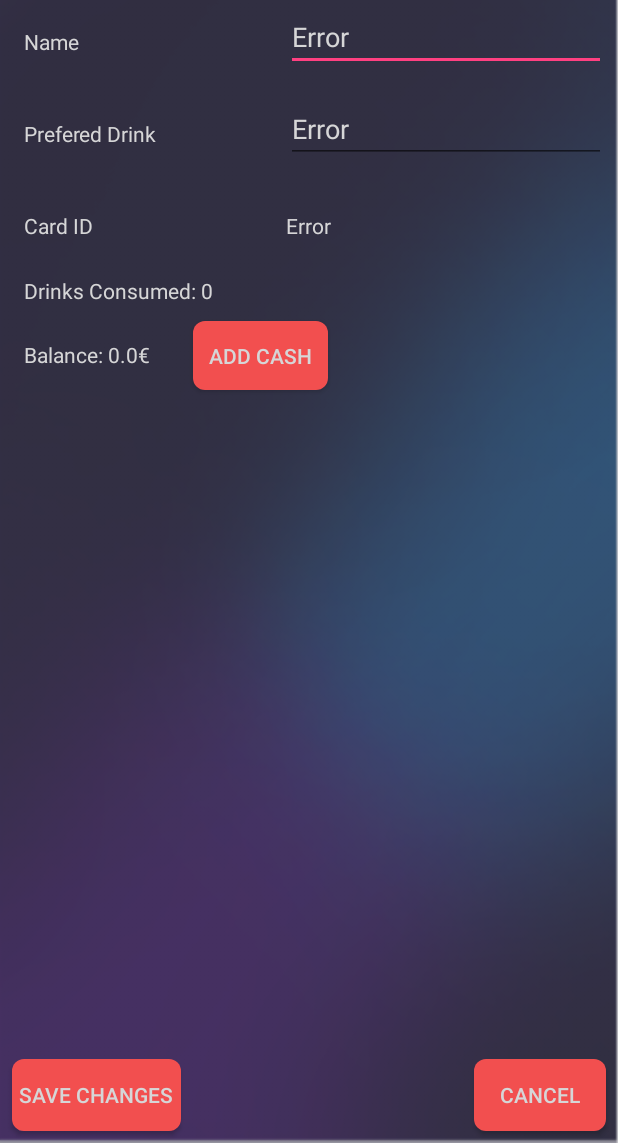
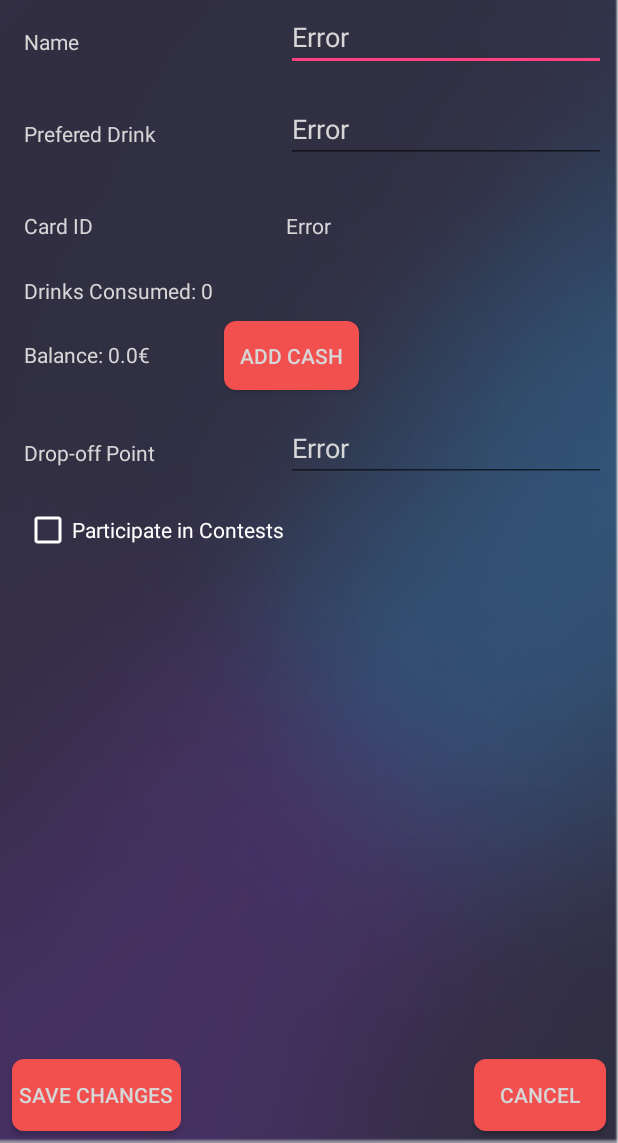
Before and after one commit to owenDevEirePersonal/PartyApp, an Android app: the SetupPatronActivity screen opened directly, with no data from a screen before it, on a phone screen of 412 x 824 dp, the part 93-1236 px from its top. Run offline under Robolectric (Android 15) with nearby library versions, the phone set to English and light mode, and no system bars.

Commit message:
<Added Extra preferences in Account Setup> These preferences have no actual affect on the barkeeps end.

```diff
--- a/app/src/main/java/com/deveire/dev/partyapp/SetupPatronActivity.java
+++ b/app/src/main/java/com/deveire/dev/partyapp/SetupPatronActivity.java
@@ -9,9 +9,11 @@ import android.os.Handler;
 import android.os.Message;
 import android.support.v7.app.AppCompatActivity;
 import android.os.Bundle;
+import android.text.BoringLayout;
 import android.util.Log;
 import android.view.View;
 import android.widget.Button;
+import android.widget.CheckBox;
 import android.widget.EditText;
 import android.widget.TextView;
 
@@ -42,6 +44,8 @@ public class SetupPatronActivity extends AppCompatActivity
     private ArrayList<String> savedIDs;
     private ArrayList<Integer> savedDrinksCount;
     private ArrayList<Float> savedBalance;
+    private ArrayList<String> savedDropOff;
+    private ArrayList<Boolean> savedParticipate;
 
     private String currentUID;
     private float currentBalance;
@@ -51,6 +55,8 @@ public class SetupPatronActivity extends AppCompatActivity
     private TextView patronDrinksCountText;
     private EditText preferedDrinksEditText;
     private EditText patronNameEditText;
+    private EditText dropoffEditText;
+    private CheckBox participateCheckbox;
     private Button cancelButton;
     private Button okButton;
     private Button addBalanceButton;
@@ -97,6 +103,8 @@ public class SetupPatronActivity extends AppCompatActivity
         savedIDs = new ArrayList<String>();
         savedDrinksCount = new ArrayList<Integer>();
         savedBalance = new ArrayList<Float>();
+        savedDropOff = new ArrayList<String>();
+        savedParticipate = new ArrayList<Boolean>();
 
         savedData = this.getApplicationContext().getSharedPreferences("Drinks-On-Me SavedData", Context.MODE_PRIVATE);
         savedTotal = savedData.getInt("savedTotal", 0);
@@ -107,6 +115,8 @@ public class SetupPatronActivity extends AppCompatActivity
             savedIDs.add(savedData.getString("patronIDs" + i, "Error"));
             savedDrinksCount.add(savedData.getInt("patronDrinksCount" + i, 0));
             savedBalance.add(savedData.getFloat("savedBalance" + i, 0.00f));
+            savedDropOff.add(savedData.getString("patronDropOff" + i, "Error"));
+            savedParticipate.add(savedData.getBoolean("patronParticipate" + i, false));
         }
 
 
@@ -120,6 +130,8 @@ public class SetupPatronActivity extends AppCompatActivity
         cancelButton = (Button) findViewById(R.id.cancelButton);
         okButton = (Button) findViewById(R.id.okButton);
         addBalanceButton = (Button) findViewById(R.id.addBalanceButton);
+        dropoffEditText = (EditText) findViewById(R.id.dropoffEditText);
+        participateCheckbox = (CheckBox) findViewById(R.id.participateCheckBox);
 
         cancelButton.setOnClickListener(new View.OnClickListener()
         {
@@ -227,6 +239,10 @@ public class SetupPatronActivity extends AppCompatActivity
             Log.i("Setup Patron", "Saving savedDrinksCount" + i + ": " + savedDrinksCount.get(i));
             Log.i("Setup Patron", "Saving savedBalance" + i + ": " + savedBalance.get(i));
             edit.putFloat("savedBalance" + i, savedBalance.get(i));
+            edit.putString("patronDropOff" + i, savedDropOff.get(i));
+            Log.i("Setup Patron", "Saving savedDropOff" + i + ": " + savedDropOff.get(i));
+            edit.putBoolean("patronParticipate" + i, savedParticipate.get(i));
+            Log.i("Setup Patron", "Saving savedParticipate" + i + ": " + savedParticipate.get(i));
         }
 
         saveLastUsedDetails(edit);
@@ -255,6 +271,8 @@ public class SetupPatronActivity extends AppCompatActivity
                     savedNames.set(i, patronNameEditText.getText().toString());
                     savedDrinks.set(i, preferedDrinksEditText.getText().toString());
                     savedDrinksCount.set(i, 0);
+                    savedDropOff.set(i, dropoffEditText.getText().toString());
+                    savedParticipate.set(i, participateCheckbox.isChecked());
 
                     matchFound = true;
                     break;
@@ -269,6 +287,8 @@ public class SetupPatronActivity extends AppCompatActivity
                 savedNames.add(patronNameEditText.getText().toString());
                 savedDrinks.add(preferedDrinksEditText.getText().toString());
                 savedIDs.add(scannedCardUIDText.getText().toString());
+                savedDropOff.add(dropoffEditText.getText().toString());
+                savedParticipate.add(participateCheckbox.isChecked());
                 savedDrinksCount.add(0);
                 savedBalance.add(30.0f);
             }
@@ -286,6 +306,9 @@ public class SetupPatronActivity extends AppCompatActivity
         patronDrinksCountText.setText("Drinks Consumed: " + savedData.getInt("patronDrinksCount" +getPatronIndexFromUID(scannedCardUIDText.getText().toString()), 0));
         patronBalanceText.setText("Balance: " + savedData.getFloat("savedBalance" + getPatronIndexFromUID(scannedCardUIDText.getText().toString()), 0.00f) + "€");
         currentBalance = savedData.getFloat("savedBalance" + getPatronIndexFromUID(scannedCardUIDText.getText().toString()), 0.00f);
+
+        dropoffEditText.setText(savedData.getString("lastUsedDropOffLocation", "Error"));
+        participateCheckbox.setChecked(savedData.getBoolean("lastUsedParticipate", false));
     }
 
     private void saveLastUsedDetails(SharedPreferences.Editor edit)
@@ -293,6 +316,8 @@ public class SetupPatronActivity extends AppCompatActivity
         edit.putString("lastUsedPatronName", patronNameEditText.getText().toString());
         edit.putString("lastUsedPatronDrinks", preferedDrinksEditText.getText().toString());
         edit.putString("lastUsedPatronIDs", scannedCardUIDText.getText().toString());
+        edit.putString("lastUsedDropOffLocation", dropoffEditText.getText().toString());
+        edit.putBoolean("lastUsedParticipate", participateCheckbox.isChecked());
     }
 
     private int getPatronIndexFromUID(String inUID)
@@ -455,6 +480,8 @@ public class SetupPatronActivity extends AppCompatActivity
                             patronDrinksCountText.setText("Drinks Consumed: " + savedDrinksCount.get(j));
                             currentBalance = savedData.getFloat("savedBalance" + getPatronIndexFromUID(currentUID), 0.00f);
                             patronBalanceText.setText("Balance: " + currentBalance + "€");
+                            dropoffEditText.setText(savedDropOff.get(j));
+                            participateCheckbox.setChecked(savedParticipate.get(j));
                         }
                         else
                         {
@@ -463,6 +490,8 @@ public class SetupPatronActivity extends AppCompatActivity
                             patronDrinksCountText.setText("Drinks Consumed: 0");
                             currentBalance = 0.00f;
                             patronBalanceText.setText("Balance: " + currentBalance + "€");
+                            dropoffEditText.setText("-Enter Prefered Dropoff point-");
+                            participateCheckbox.setChecked(false);
                         }
                     }
                 });
--- a/app/src/main/res/layout/activity_setup_patron.xml
+++ b/app/src/main/res/layout/activity_setup_patron.xml
@@ -32,12 +32,12 @@
         android:text="Add Cash"
         android:textColor="@color/cast_expanded_controller_text_color"
         app:layout_constraintBottom_toBottomOf="@+id/balanceText"
-        app:layout_constraintHorizontal_bias="0.101"
+        app:layout_constraintHorizontal_bias="0.2"
         app:layout_constraintLeft_toRightOf="@+id/balanceText"
         app:layout_constraintRight_toRightOf="parent"
         app:layout_constraintTop_toTopOf="@+id/balanceText"
-        app:layout_constraintVertical_bias="0.489"
-        tools:layout_editor_absoluteY="208dp"/>
+        app:layout_constraintVertical_bias="0.488"
+        />
 
     <Button
         android:id="@+id/cancelButton"
@@ -78,6 +78,32 @@
         app:layout_constraintLeft_toLeftOf="@+id/nameEditText"
         app:layout_constraintRight_toRightOf="parent"
         app:layout_constraintTop_toBottomOf="@+id/nameEditText"/>
+
+    <EditText
+        android:id="@+id/dropoffEditText"
+        android:layout_width="wrap_content"
+        android:layout_height="wrap_content"
+        android:layout_marginLeft="0dp"
+        android:layout_marginRight="8dp"
+        android:layout_marginTop="16dp"
+        android:ems="10"
+        android:inputType="textPersonName"
+        android:textColor="@color/cast_expanded_controller_text_color"
+        app:layout_constraintHorizontal_bias="0.0"
+        app:layout_constraintLeft_toLeftOf="@+id/nameEditText"
+        app:layout_constraintRight_toRightOf="parent"
+        app:layout_constraintTop_toBottomOf="@+id/addBalanceButton"/>
+
+    <TextView
+        android:id="@+id/dropoffTextView"
+        android:layout_width="wrap_content"
+        android:layout_height="wrap_content"
+        android:layout_marginLeft="16dp"
+        android:layout_marginTop="16dp"
+        android:text="Drop-off Point"
+        android:textColor="@color/cast_expanded_controller_text_color"
+        app:layout_constraintLeft_toLeftOf="parent"
+        app:layout_constraintTop_toTopOf="@+id/dropoffEditText"/>
 
     <TextView
         android:id="@+id/textView2"
@@ -145,4 +171,16 @@
         app:layout_constraintLeft_toLeftOf="@+id/drinkEditText"
         app:layout_constraintTop_toTopOf="@+id/idTextView"/>
 
+    <CheckBox
+        android:id="@+id/participateCheckBox"
+        android:layout_width="wrap_content"
+        android:layout_height="wrap_content"
+        android:layout_marginLeft="16dp"
+        android:layout_marginTop="16dp"
+        android:text="Participate in Contests"
+        android:textColor="@android:color/white"
+        app:buttonTint="@android:color/white"
+        app:layout_constraintLeft_toLeftOf="parent"
+        app:layout_constraintTop_toBottomOf="@+id/dropoffEditText"/>
+
 </android.support.constraint.ConstraintLayout>
```
